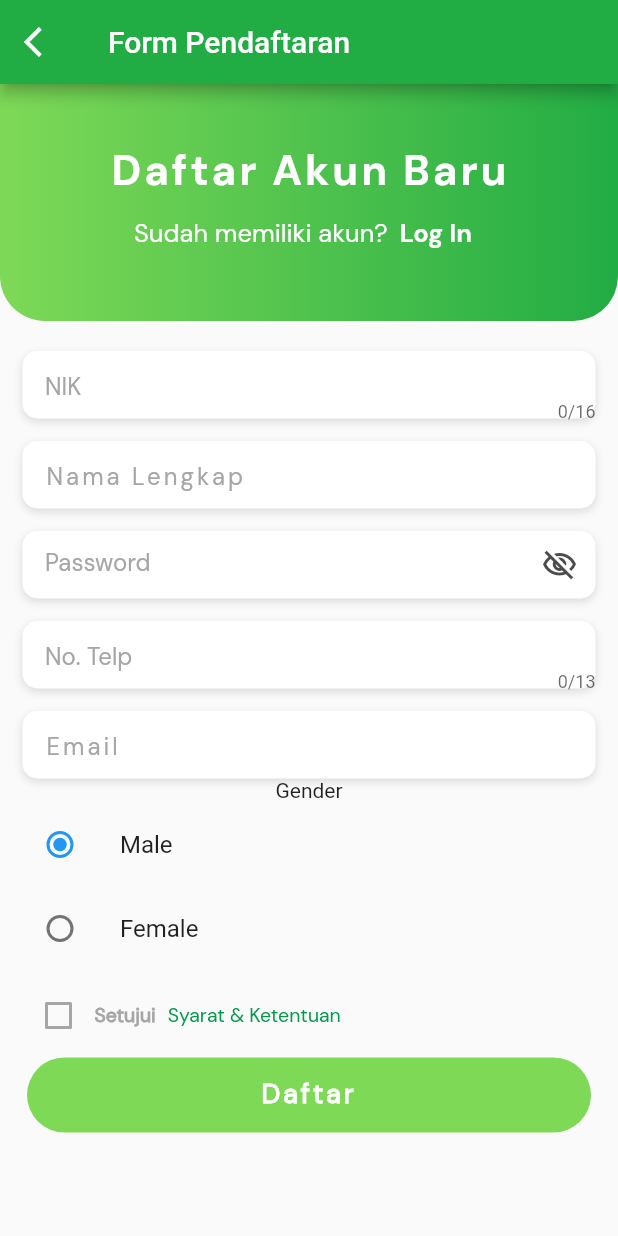
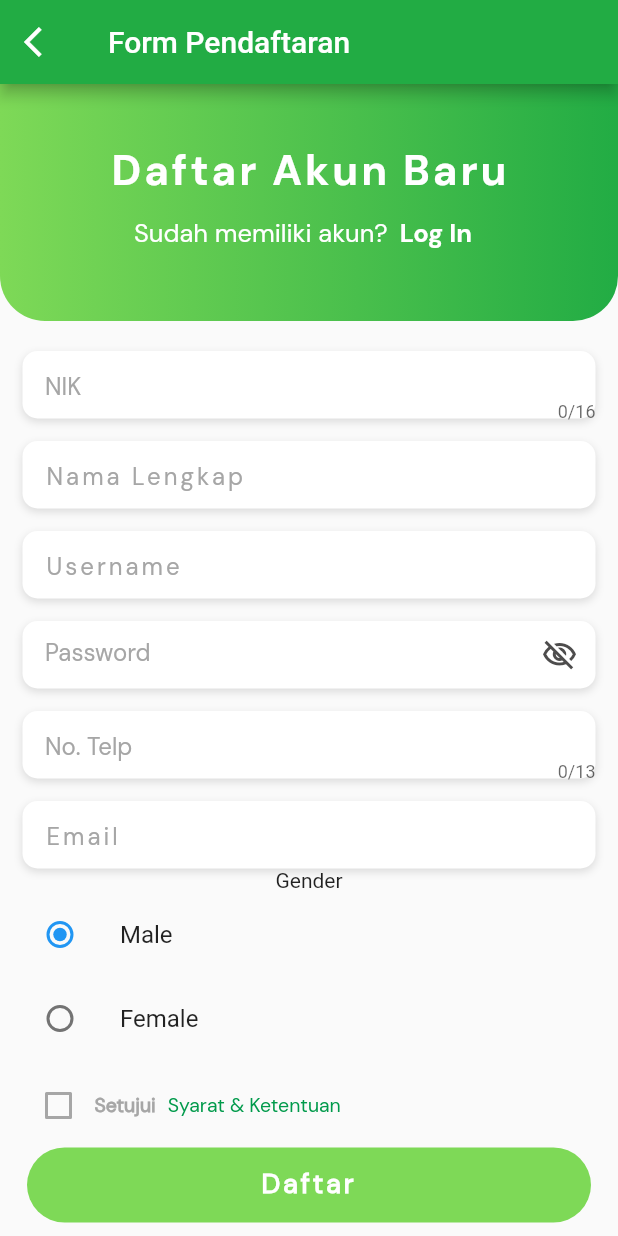
Before and after one commit to MHanafiAbror87/user_rumahsidoarjo, a Flutter app: the LoginPage screen opened by its route, after a tap on "Daftar", on a phone screen of 412 x 824 dp. Run offline on Flutter 3.47's test engine with Material 2 defaults, Android fonts, the phone set to English and light mode, and no system bars; our stand-ins replace getwidget, google_fonts, image_picker.

Commit message:
register

```diff
--- a/rumah_sidoarjo/lib/addregister.dart
+++ b/rumah_sidoarjo/lib/addregister.dart
@@ -32,6 +32,7 @@ class _addRegisterState extends State<addRegister> {
   final _namaController = TextEditingController();
   final _emailController = TextEditingController();
   final _notelpController = TextEditingController();
+  final _usernameController = TextEditingController();
   final _passwordController = TextEditingController();
   String gender = 'male';
   Gender? _gender = Gender.male;
@@ -66,6 +67,7 @@ class _addRegisterState extends State<addRegister> {
                     _headerPage(context),
                     _buildNIK(),
                     _buildNamaLengkap(),
+                    _buildUsernameTF(),
                     _buildPasswordTF(),
                     _buildNoTelp(),
                     _buildEmail(),
@@ -195,7 +197,7 @@ class _addRegisterState extends State<addRegister> {
             decoration: kBoxDecorationStyle,
             height: 45.0,
             width: double.infinity,
-            child: TextField(
+            child: TextFormField(
               controller: _NIKController,
               keyboardType: TextInputType.number,
               maxLength: 16,
@@ -209,13 +211,13 @@ class _addRegisterState extends State<addRegister> {
                 hintText: 'NIK',
                 hintStyle: kHintTextStyle,
               ),
-              // validator: (value) {
-              //   if (value.isEmpty) {
-              //     return 'Please enter full name';
-              //   }
-              //   return null;
-              // },
-              // onChanged: (value) {},
+              validator: (value) {
+                if (value!.isEmpty) {
+                  return 'Please enter full name';
+                }
+                return null;
+              },
+              onChanged: (value) {},
             ),
           ),
         ),
@@ -245,6 +247,37 @@ class _addRegisterState extends State<addRegister> {
                 border: InputBorder.none,
                 contentPadding: EdgeInsets.only(left: 15),
                 hintText: 'Nama Lengkap',
+                hintStyle: kHintTextStyle,
+              ),
+            ),
+          ),
+        ),
+      ],
+    );
+  }
+
+  Widget _buildUsernameTF() {
+    return Column(
+      crossAxisAlignment: CrossAxisAlignment.start,
+      children: <Widget>[
+        SizedBox(height: 15.0),
+        Padding(
+          padding: const EdgeInsets.symmetric(horizontal: 15.0),
+          child: Container(
+            decoration: kBoxDecorationStyle,
+            height: 45.0,
+            width: double.infinity,
+            child: TextField(
+              controller: _usernameController,
+              style: TextStyle(
+                color: darkGrey,
+                letterSpacing: 2,
+                fontFamily: 'DMSans',
+              ),
+              decoration: InputDecoration(
+                border: InputBorder.none,
+                contentPadding: EdgeInsets.only(left: 15),
+                hintText: 'Username',
                 hintStyle: kHintTextStyle,
               ),
             ),
@@ -423,11 +456,17 @@ class _addRegisterState extends State<addRegister> {
           actions: <Widget>[
             TextButton(
               onPressed: () {
+                if (gender == 'male') {
+                  gender = 'Laki-Laki';
+                } else if (gender == 'female') {
+                  gender = 'Perempuan';
+                }
                 if (validate()) {
                   api.createRegister(Register(
                     NIK: _NIKController.text,
                     nama: _namaController.text,
-                    jenis_kelamin: _namaController.text,
+                    jenis_kelamin: gender,
+                    username: _usernameController.text,
                     password: _passwordController.text,
                     no_telepon: _notelpController.text,
                     email: _emailController.text,
--- a/rumah_sidoarjo/lib/models/register.dart
+++ b/rumah_sidoarjo/lib/models/register.dart
@@ -6,6 +6,7 @@ class Register {
   final String tanggal_lahir;
   final String jenis_kelamin;
   final String no_telepon;
+  final String username;
   final String password;
   // final String foto_profil;
   final String status;
@@ -18,6 +19,7 @@ class Register {
     this.tanggal_lahir = '',
     this.jenis_kelamin = '',
     this.no_telepon = '',
+    this.username = '',
     this.password = '',
     // this.foto_profil,
     this.status = '',
@@ -32,6 +34,7 @@ class Register {
       tanggal_lahir: json['tanggal_lahir'] as String,
       jenis_kelamin: json['jenis_kelamin'] as String,
       no_telepon: json['no_telepon'] as String,
+      username: json['username'] as String,
       password: json['password'] as String,
       // foto_profil: json['foto_profil'] as String,
       // status: json['status'] as String,
@@ -40,6 +43,6 @@ class Register {
 
   @override
   String toString() {
-    return 'Register{NIK: $NIK, nama: $nama, alamat: $alamat, email: $email, tanggal_lahir: $tanggal_lahir, jenis_kelamin: $jenis_kelamin, no_telepon: $no_telepon,password: $password, status: $status}';
+    return 'Register{NIK: $NIK, nama: $nama, alamat: $alamat, email: $email, tanggal_lahir: $tanggal_lahir, jenis_kelamin: $jenis_kelamin, no_telepon: $no_telepon,password: $password,username: $username, status: $status}';
   }
 }
--- a/rumah_sidoarjo/lib/services/api_services.dart
+++ b/rumah_sidoarjo/lib/services/api_services.dart
@@ -5,7 +5,7 @@ import 'package:http/http.dart';
 
 class ApiServices {
   final String apiUrl =
-      "http://192.168.137.1/RumahSidoarjoAdmin/rest_ci/index.php/Akun";
+      "http://192.168.128.135/RumahSidoarjoAdmin/rest_ci/index.php/Akun";
 
   Future<List<Register>> getRegister() async {
     Response res = await get(Uri.parse(apiUrl));
@@ -39,6 +39,7 @@ class ApiServices {
       'tanggal_lahir': register.tanggal_lahir,
       'jenis_kelamin': register.jenis_kelamin,
       'no_telepon': register.no_telepon,
+      'username': register.username,
       'password': register.password,
       // 'foto_profil': register.foto_profil,
       'status': register.status
```
